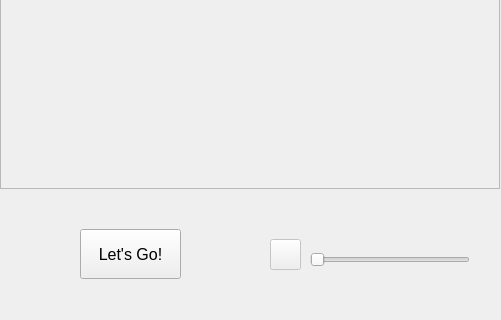
Above: introductionvideowindow.ui from University-of-Utah-CS3505/a8-edu-app-PaulNuffer before the change; both pictures show x 0 to 501 and y 311 to 631 of the 501 by 631 pixel window. Below: the same form after it.
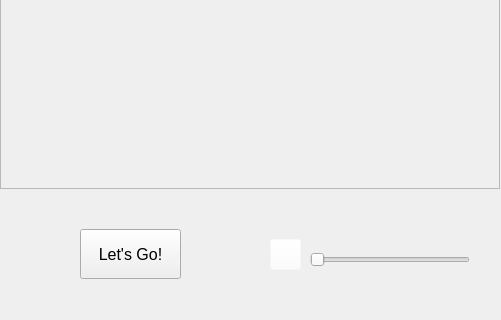
That is the form after the change.

Patch:
```diff
--- a/introductionvideowindow.ui
+++ b/introductionvideowindow.ui
@@ -81,6 +81,9 @@
    <property name="toolTip">
     <string>Exit</string>
    </property>
+   <property name="styleSheet">
+    <string notr="true">background-color: rgba(255, 255, 255, 0);</string>
+   </property>
    <property name="text">
     <string/>
    </property>
```
